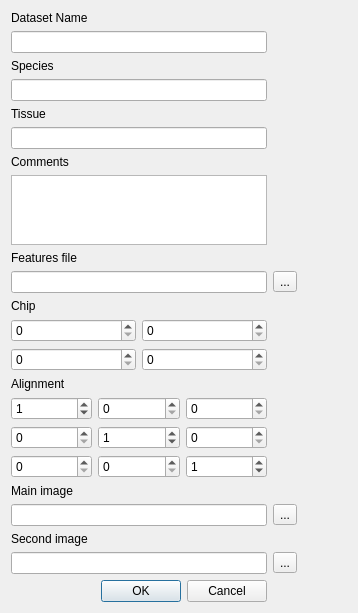
Old version of the form src/data/datasetImporter.ui in the repository jfnavarro/st_viewer.
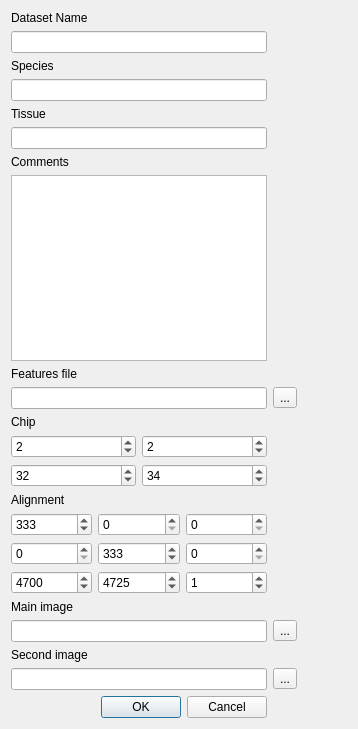
New version of the form.

Commit message: Fixed some bugs in the datasets and selections

Patch:
```diff
--- a/src/data/datasetImporter.ui
+++ b/src/data/datasetImporter.ui
@@ -7,7 +7,7 @@
     <x>0</x>
     <y>0</y>
     <width>358</width>
-    <height>501</height>
+    <height>729</height>
    </rect>
   </property>
   <property name="windowTitle">
@@ -32,7 +32,7 @@
         <number>9999</number>
        </property>
        <property name="value">
-        <number>1</number>
+        <number>333</number>
        </property>
       </widget>
      </item>
@@ -63,7 +63,7 @@
         <number>9999</number>
        </property>
        <property name="value">
-        <number>1</number>
+        <number>333</number>
        </property>
       </widget>
      </item>
@@ -79,6 +79,9 @@
        <property name="maximum">
         <number>9999</number>
        </property>
+       <property name="value">
+        <number>4700</number>
+       </property>
       </widget>
      </item>
      <item row="2" column="1">
@@ -86,6 +89,9 @@
        <property name="maximum">
         <number>9999</number>
        </property>
+       <property name="value">
+        <number>4725</number>
+       </property>
       </widget>
      </item>
      <item row="2" column="2">
@@ -134,16 +140,38 @@
    <item row="11" column="0">
     <layout class="QGridLayout" name="gridLayout_2">
      <item row="0" column="0">
-      <widget class="QSpinBox" name="chip_x1"/>
+      <widget class="QSpinBox" name="chip_x1">
+       <property name="maximum">
+        <number>999</number>
+       </property>
+       <property name="value">
+        <number>2</number>
+       </property>
+      </widget>
      </item>
      <item row="0" column="1">
-      <widget class="QSpinBox" name="chip_y1"/>
+      <widget class="QSpinBox" name="chip_y1">
+       <property name="maximum">
+        <number>999</number>
+       </property>
+       <property name="value">
+        <number>2</number>
+       </property>
+      </widget>
      </item>
      <item row="1" column="0">
-      <widget class="QSpinBox" name="chip_x2"/>
+      <widget class="QSpinBox" name="chip_x2">
+       <property name="value">
+        <number>32</number>
+       </property>
+      </widget>
      </item>
      <item row="1" column="1">
-      <widget class="QSpinBox" name="chip_y2"/>
+      <widget class="QSpinBox" name="chip_y2">
+       <property name="value">
+        <number>34</number>
+       </property>
+      </widget>
      </item>
     </layout>
    </item>
```
The commit also changes 6 other files.
